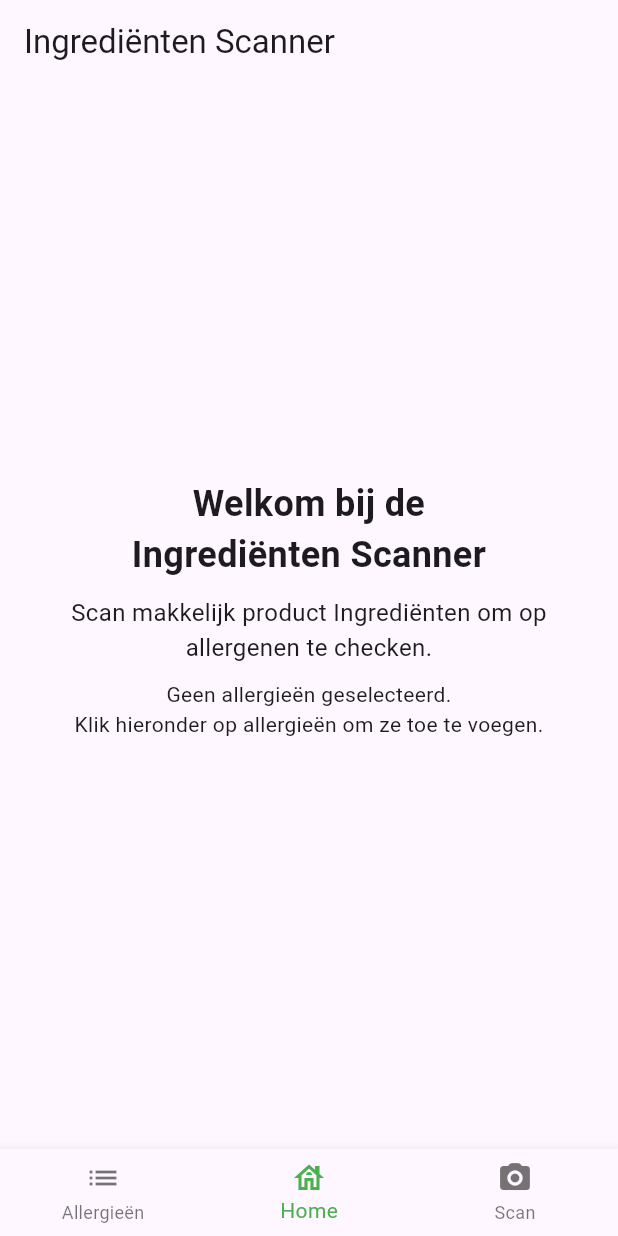
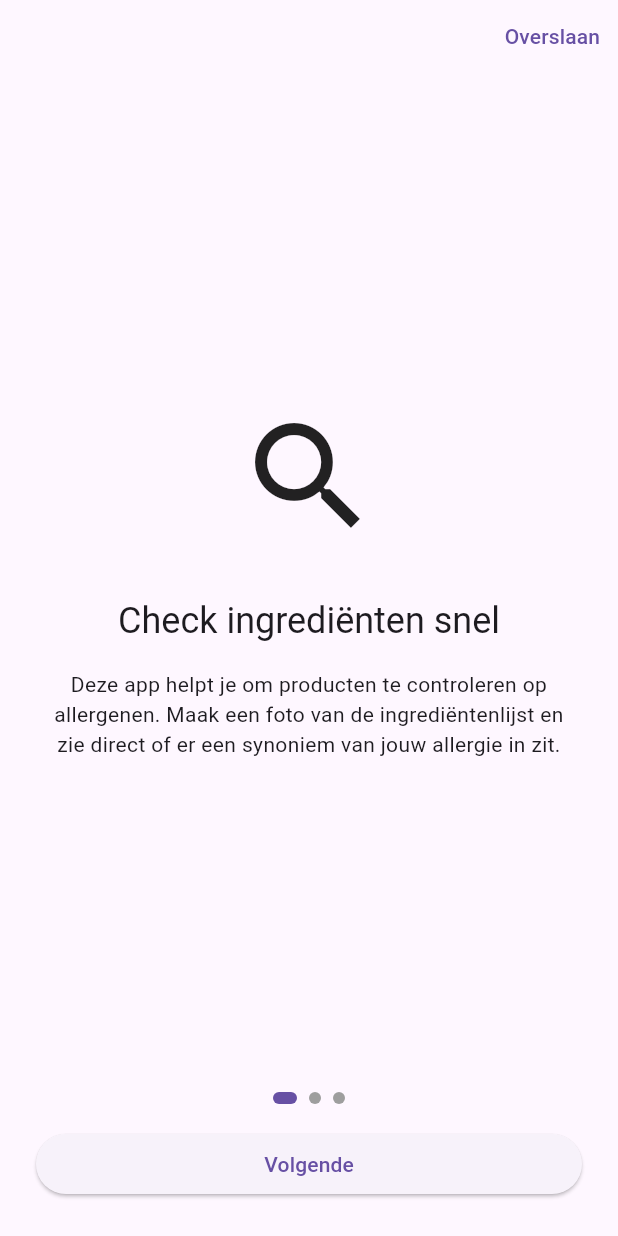
Before and after one commit to Medoxz/bme-scanner, a Flutter app: the screen it shows after launch, on a phone screen of 412 x 824 dp. Run offline on Flutter 3.47's test engine with Material 3 defaults, Android fonts, the phone set to English and light mode, and no system bars; our stand-ins replace image_picker, permission_handler, shared_preferences; missing offline and left inert: google_mlkit_text_recognition.

Commit message:
small change

```diff
--- a/flutter-app/devtools_options.yaml
+++ b/flutter-app/devtools_options.yaml
@@ -1,3 +1,4 @@
 description: This file stores settings for Dart & Flutter DevTools.
 documentation: https://docs.flutter.dev/tools/devtools/extensions#configure-extension-enablement-states
 extensions:
+  - shared_preferences: true
--- a/flutter-app/lib/main.dart
+++ b/flutter-app/lib/main.dart
@@ -1,10 +1,17 @@
 import 'package:bme_scanner/pages/allergies_select.dart';
 import 'package:bme_scanner/pages/camera_ocr_page.dart';
+import 'package:bme_scanner/pages/onboarding_page.dart';
 import 'package:flutter/material.dart';
 import 'package:provider/provider.dart';
+import 'package:shared_preferences/shared_preferences.dart';
 import 'pages/Components/AllergyState.dart';
 import 'pages/Components/ScanHistoryState.dart';
 import 'pages/home_page.dart';
+
+Future<bool> _hasCompletedOnboarding() async {
+  final prefs = await SharedPreferences.getInstance();
+  return prefs.getBool('onboarding_completed') ?? false;
+}
 
 void main() {
   runApp(
@@ -26,7 +33,31 @@ class IngredientScannerApp extends StatelessWidget {
     return MaterialApp(
       title: "Ingredient Scanner",
       theme: ThemeData(primarySwatch: Colors.green),
-      home: const MainNavigation(),
+      home: const _HomeDecider(),
+    );
+  }
+}
+
+class _HomeDecider extends StatelessWidget {
+  const _HomeDecider();
+
+  @override
+  Widget build(BuildContext context) {
+    return FutureBuilder<bool>(
+      future: _hasCompletedOnboarding(),
+      builder: (context, snapshot) {
+        if (snapshot.connectionState == ConnectionState.waiting) {
+          return const Scaffold(
+            body: Center(child: CircularProgressIndicator()),
+          );
+        }
+
+        if (snapshot.data ?? false) {
+          return const MainNavigation();
+        } else {
+          return const OnboardingPage();
+        }
+      },
     );
   }
 }
--- /dev/null
+++ b/flutter-app/lib/pages/onboarding_page.dart
@@ -0,0 +1,166 @@
+import 'package:flutter/material.dart';
+import 'package:bme_scanner/main.dart';
+import 'package:shared_preferences/shared_preferences.dart';
+
+class OnboardingPage extends StatefulWidget {
+  const OnboardingPage({super.key});
+
+  @override
+  State<OnboardingPage> createState() => _OnboardingPageState();
+}
+
+class _OnboardingPageState extends State<OnboardingPage> {
+  final PageController _controller = PageController();
+  int _currentPage = 0;
+
+  void _nextPage() {
+    if (_currentPage < 2) {
+      _controller.nextPage(
+        duration: const Duration(milliseconds: 300),
+        curve: Curves.easeInOut,
+      );
+    } else {
+      _finishOnboarding();
+    }
+  }
+
+  void _finishOnboarding() async {
+    final prefs = await SharedPreferences.getInstance();
+    await prefs.setBool('onboarding_completed', true);
+    if (mounted) {
+      Navigator.of(context).pushReplacement(
+        MaterialPageRoute(builder: (_) => const MainNavigation()),
+      );
+    }
+  }
+
+  @override
+  Widget build(BuildContext context) {
+    return Scaffold(
+      body: SafeArea(
+        child: Column(
+          children: [
+            Align(
+              alignment: Alignment.topRight,
+              child: TextButton(
+                onPressed: _finishOnboarding,
+                child: const Text('Overslaan'),
+              ),
+            ),
+            Expanded(
+              child: PageView(
+                controller: _controller,
+                onPageChanged: (index) {
+                  setState(() => _currentPage = index);
+                },
+                children: const [
+                  _OnboardingStep(
+                    icon: Icons.search,
+                    title: 'Check ingrediënten snel',
+                    description:
+                        'Deze app helpt je om producten te controleren op allergenen. '
+                        'Maak een foto van de ingrediëntenlijst en zie direct of '
+                        'er een synoniem van jouw allergie in zit.',
+                  ),
+                  _OnboardingStep(
+                    icon: Icons.list_alt,
+                    title: 'Kies je allergieën',
+                    description:
+                        'Selecteer jouw allergieën in de app. '
+                        'Wij houden rekening met verschillende benamingen '
+                        'en synoniemen van deze ingrediënten.',
+                  ),
+                  _OnboardingStep(
+                    icon: Icons.camera_alt,
+                    title: 'Maak een duidelijke foto',
+                    description:
+                        'Zorg dat de ingrediëntenlijst scherp en goed belicht is. '
+                        'Vermijd schaduwen en zorg dat alle tekst zichtbaar is '
+                        'voor het beste resultaat.',
+                  ),
+                ],
+              ),
+            ),
+            _PageIndicator(currentPage: _currentPage),
+            const SizedBox(height: 16),
+            Padding(
+              padding: const EdgeInsets.symmetric(horizontal: 24),
+              child: SizedBox(
+                width: double.infinity,
+                child: ElevatedButton(
+                  onPressed: _nextPage,
+                  child: Text(_currentPage == 2 ? 'Aan de slag' : 'Volgende'),
+                ),
+              ),
+            ),
+            const SizedBox(height: 24),
+          ],
+        ),
+      ),
+    );
+  }
+}
+
+class _OnboardingStep extends StatelessWidget {
+  final IconData icon;
+  final String title;
+  final String description;
+
+  const _OnboardingStep({
+    required this.icon,
+    required this.title,
+    required this.description,
+  });
+
+  @override
+  Widget build(BuildContext context) {
+    return Padding(
+      padding: const EdgeInsets.symmetric(horizontal: 32),
+      child: Column(
+        mainAxisAlignment: MainAxisAlignment.center,
+        children: [
+          Icon(icon, size: 96),
+          const SizedBox(height: 32),
+          Text(
+            title,
+            style: Theme.of(context).textTheme.headlineSmall,
+            textAlign: TextAlign.center,
+          ),
+          const SizedBox(height: 16),
+          Text(
+            description,
+            style: Theme.of(context).textTheme.bodyMedium,
+            textAlign: TextAlign.center,
+          ),
+        ],
+      ),
+    );
+  }
+}
+
+class _PageIndicator extends StatelessWidget {
+  final int currentPage;
+
+  const _PageIndicator({required this.currentPage});
+
+  @override
+  Widget build(BuildContext context) {
+    return Row(
+      mainAxisAlignment: MainAxisAlignment.center,
+      children: List.generate(3, (index) {
+        return AnimatedContainer(
+          duration: const Duration(milliseconds: 200),
+          margin: const EdgeInsets.symmetric(horizontal: 4),
+          width: currentPage == index ? 16 : 8,
+          height: 8,
+          decoration: BoxDecoration(
+            color: currentPage == index
+                ? Theme.of(context).colorScheme.primary
+                : Colors.grey,
+            borderRadius: BorderRadius.circular(4),
+          ),
+        );
+      }),
+    );
+  }
+}
```
